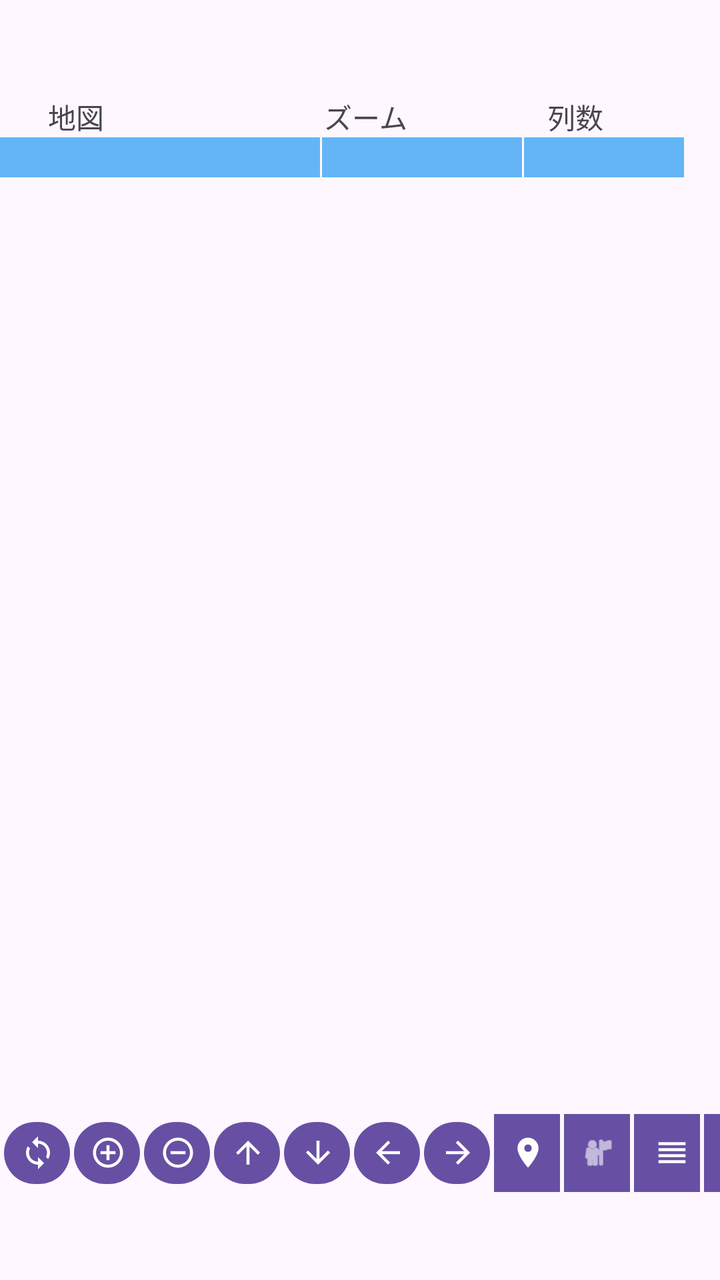
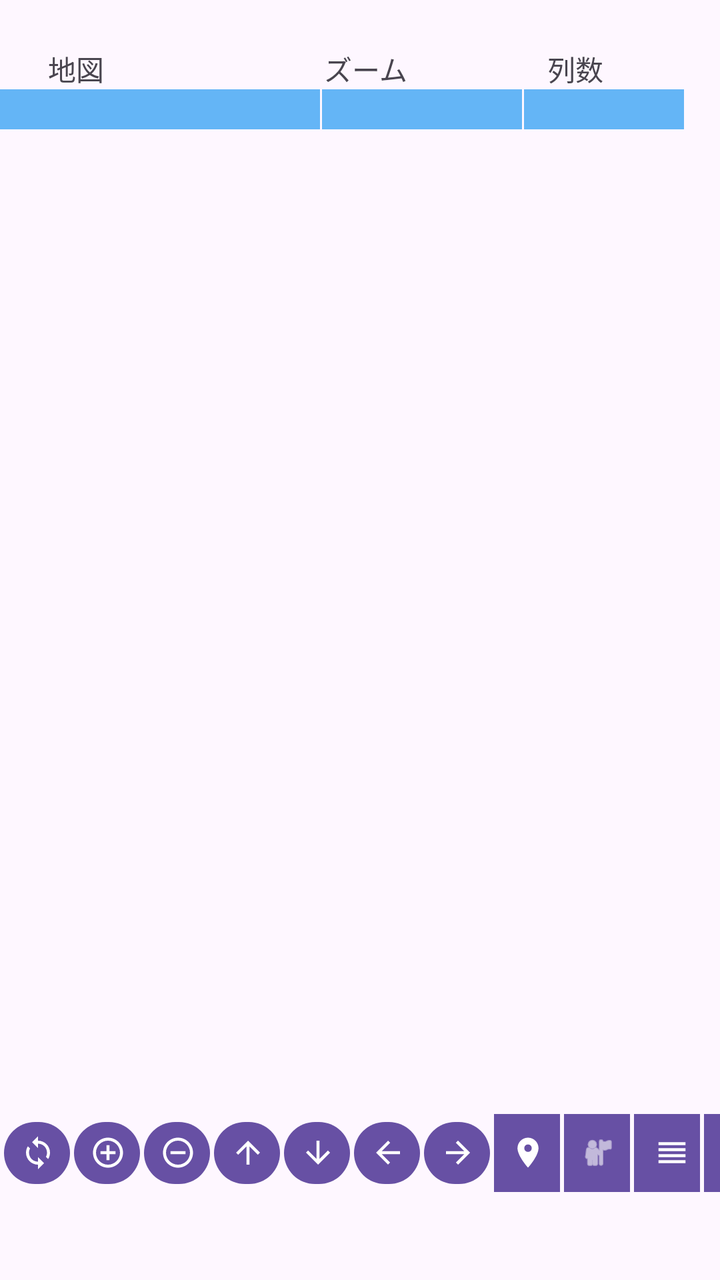

Compare the two renders of this Android layout. The source of the first and the diff that turns it into the second are given below.
<!-- AndroidManifest.xml: application theme Theme.MyApplication4 -->
<!-- res/layout/activity_main.xml -->
<?xml version="1.0" encoding="utf-8"?>
<androidx.constraintlayout.widget.ConstraintLayout xmlns:android="http://schemas.android.com/apk/res/android"
    xmlns:app="http://schemas.android.com/apk/res-auto"
    xmlns:tools="http://schemas.android.com/tools"
    android:id="@+id/main"
    android:layout_width="match_parent"
    android:layout_height="match_parent"
    tools:context=".MainActivity">

    <Button
        android:id="@+id/btClockInc"
        android:layout_width="33dp"
        android:layout_height="wrap_content"
        android:layout_marginStart="2dp"
        android:layout_marginBottom="44dp"
        android:background="#FFFFFF"
        android:insetLeft="0dp"
        android:minHeight="0dp"
        android:paddingLeft="8dp"
        android:paddingRight="0dp"
        app:icon="@drawable/ic_baseline_access_time_24"
        app:layout_constraintBottom_toBottomOf="parent"
        app:layout_constraintStart_toEndOf="@+id/btGpsTraceList" />

    <Button
        android:id="@+id/btGpsTraceList"
        android:layout_width="33dp"
        android:layout_height="wrap_content"
        android:layout_marginStart="2dp"
        android:layout_marginBottom="44dp"
        android:background="#FFFFFF"
        android:insetLeft="0dp"
        android:minHeight="0dp"
        android:paddingLeft="10dp"
        android:paddingRight="0dp"
        app:icon="@drawable/outline_reorder_24"
        app:layout_constraintBottom_toBottomOf="parent"
        app:layout_constraintStart_toEndOf="@+id/btMark" />

    <Button
        android:id="@+id/btMark"
        android:layout_width="33dp"
        android:layout_height="wrap_content"
        android:layout_marginStart="2dp"
        android:layout_marginBottom="44dp"
        android:background="#FFFFFF"
        android:minHeight="0dp"
        android:paddingLeft="8dp"
        android:paddingRight="0dp"
        app:icon="@android:drawable/ic_menu_myplaces"
        app:iconPadding="8dp"
        app:layout_constraintBottom_toBottomOf="parent"
        app:layout_constraintStart_toEndOf="@+id/btGpsOn" />

    <Button
        android:id="@+id/btGpsOn"
        android:layout_width="33dp"
        android:layout_height="wrap_content"
        android:layout_marginStart="2dp"
        android:layout_marginBottom="44dp"
        android:background="#E91E63"
        android:minHeight="0dp"
        android:paddingLeft="8dp"
        android:paddingRight="0dp"
        app:icon="@drawable/ic_baseline_location_on_24"
        app:layout_constraintBottom_toBottomOf="parent"
        app:layout_constraintStart_toEndOf="@+id/btMoveRight" />

    <Button
        android:id="@+id/btZoomDown"
        android:layout_width="33dp"
        android:layout_height="wrap_content"
        android:layout_marginStart="2dp"
        android:layout_marginBottom="44dp"
        android:minHeight="0dp"
        android:paddingLeft="8dp"
        android:paddingRight="0dp"
        app:icon="@drawable/ic_baseline_remove_circle_outline_24"
        app:layout_constraintBottom_toBottomOf="parent"
        app:layout_constraintStart_toEndOf="@+id/btZoomUp" />

    <Button
        android:id="@+id/btZoomUp"
        android:layout_width="33dp"
        android:layout_height="wrap_content"
        android:layout_marginStart="2dp"
        android:layout_marginBottom="44dp"
        android:minHeight="0dp"
        android:paddingLeft="8dp"
        android:paddingRight="0dp"
        app:icon="@drawable/ic_baseline_add_circle_outline_24"
        app:layout_constraintBottom_toBottomOf="parent"
        app:layout_constraintStart_toEndOf="@+id/btRedraw" />

    <Button
        android:id="@+id/btMoveRight"
        android:layout_width="33dp"
        android:layout_height="wrap_content"
        android:layout_marginStart="2dp"
        android:layout_marginBottom="44dp"
        android:minHeight="0dp"
        android:paddingLeft="8dp"
        android:paddingRight="0dp"
        app:icon="@drawable/ic_baseline_arrow_forward_24"
        app:layout_constraintBottom_toBottomOf="parent"
        app:layout_constraintStart_toEndOf="@+id/btMoveLeft" />

    <Button
        android:id="@+id/btMoveLeft"
        android:layout_width="33dp"
        android:layout_height="wrap_content"
        android:layout_marginStart="2dp"
        android:layout_marginBottom="44dp"
        android:minHeight="0dp"
        android:paddingLeft="8dp"
        android:paddingRight="0dp"
        app:icon="@drawable/ic_baseline_arrow_back_24"
        app:layout_constraintBottom_toBottomOf="parent"
        app:layout_constraintStart_toEndOf="@+id/btMoveDown" />

    <Button
        android:id="@+id/btMoveDown"
        android:layout_width="33dp"
        android:layout_height="wrap_content"
        android:layout_marginStart="2dp"
        android:layout_marginBottom="44dp"
        android:minHeight="0dp"
        android:paddingLeft="8dp"
        android:paddingRight="0dp"
        app:icon="@drawable/ic_baseline_arrow_downward_24"
        app:layout_constraintBottom_toBottomOf="parent"
        app:layout_constraintStart_toEndOf="@+id/btMoveUp" />

    <Button
        android:id="@+id/btMoveUp"
        android:layout_width="33dp"
        android:layout_height="wrap_content"
        android:layout_marginStart="2dp"
        android:layout_marginBottom="44dp"
        android:minHeight="0dp"
        android:paddingLeft="8dp"
        android:paddingRight="0dp"
        app:icon="@drawable/ic_baseline_arrow_upward_24"
        app:layout_constraintBottom_toBottomOf="parent"
        app:layout_constraintStart_toEndOf="@+id/btZoomDown" />

    <TextView
        android:id="@+id/textView"
        android:layout_width="wrap_content"
        android:layout_height="wrap_content"
        android:layout_marginStart="24dp"
        android:layout_marginTop="48dp"
        android:text="地図"
        app:layout_constraintStart_toStartOf="parent"
        app:layout_constraintTop_toTopOf="parent" />

    <TextView
        android:id="@+id/textView4"
        android:layout_width="wrap_content"
        android:layout_height="wrap_content"
        android:layout_marginStart="110dp"
        android:text="ズーム"
        app:layout_constraintStart_toEndOf="@+id/textView"
        app:layout_constraintTop_toTopOf="@+id/textView" />

    <TextView
        android:id="@+id/textView5"
        android:layout_width="wrap_content"
        android:layout_height="wrap_content"
        android:layout_marginStart="70dp"
        android:text="列数"
        app:layout_constraintStart_toEndOf="@+id/textView4"
        app:layout_constraintTop_toTopOf="@+id/textView4" />

    <Spinner
        android:id="@+id/spMapType"
        android:layout_width="160dp"
        android:layout_height="20dp"
        android:background="#64B5F6"
        app:layout_constraintStart_toStartOf="parent"
        app:layout_constraintTop_toBottomOf="@+id/textView" />

    <Spinner
        android:id="@+id/spZoomLevel"
        android:layout_width="100dp"
        android:layout_height="20dp"
        android:layout_marginStart="1dp"
        android:background="#64B5F6"
        app:layout_constraintStart_toEndOf="@+id/spMapType"
        app:layout_constraintTop_toBottomOf="@+id/textView4" />

    <Spinner
        android:id="@+id/spColCount"
        android:layout_width="80dp"
        android:layout_height="20dp"
        android:layout_marginStart="1dp"
        android:background="#64B5F6"
        app:layout_constraintStart_toEndOf="@+id/spZoomLevel"
        app:layout_constraintTop_toBottomOf="@+id/textView5" />

    <Button
        android:id="@+id/btRedraw"
        android:layout_width="33dp"
        android:layout_height="wrap_content"
        android:layout_marginStart="2dp"
        android:layout_marginBottom="44dp"
        android:minHeight="0dp"
        android:paddingLeft="8dp"
        android:paddingRight="0dp"
        app:icon="@drawable/ic_baseline_sync_24"
        app:layout_constraintBottom_toBottomOf="parent"
        app:layout_constraintStart_toStartOf="parent" />

    <LinearLayout
        android:id="@+id/linearLayoutMap"
        android:layout_width="0dp"
        android:layout_height="0dp"
        android:orientation="vertical"
        app:layout_constraintBottom_toTopOf="@+id/btRedraw"
        app:layout_constraintEnd_toEndOf="parent"
        app:layout_constraintStart_toStartOf="parent"
        app:layout_constraintTop_toBottomOf="@+id/spMapType">

    </LinearLayout>

</androidx.constraintlayout.widget.ConstraintLayout>
<!-- resources referenced by this layout -->
<resources>
  <!-- drawable ic_baseline_arrow_back_24 (drawable) -->
  <vector xmlns:android="http://schemas.android.com/apk/res/android"
      android:width="24dp"
      android:height="24dp"
      android:viewportWidth="24"
      android:viewportHeight="24"
      android:tint="?attr/colorControlNormal"
      android:autoMirrored="true">
    <path
        android:fillColor="@android:color/white"
        android:pathData="M20,11H7.83l5.59,-5.59L12,4l-8,8 8,8 1.41,-1.41L7.83,13H20v-2z"/>
  </vector>
  <!-- drawable ic_baseline_arrow_downward_24 (drawable) -->
  <vector xmlns:android="http://schemas.android.com/apk/res/android"
      android:width="24dp"
      android:height="24dp"
      android:viewportWidth="24"
      android:viewportHeight="24"
      android:tint="?attr/colorControlNormal">
    <path
        android:fillColor="@android:color/white"
        android:pathData="M20,12l-1.41,-1.41L13,16.17V4h-2v12.17l-5.58,-5.59L4,12l8,8 8,-8z"/>
  </vector>
  <!-- drawable ic_baseline_arrow_forward_24 (drawable) -->
  <vector xmlns:android="http://schemas.android.com/apk/res/android"
      android:width="24dp"
      android:height="24dp"
      android:viewportWidth="24"
      android:viewportHeight="24"
      android:tint="?attr/colorControlNormal"
      android:autoMirrored="true">
    <path
        android:fillColor="@android:color/white"
        android:pathData="M12,4l-1.41,1.41L16.17,11H4v2h12.17l-5.58,5.59L12,20l8,-8z"/>
  </vector>
  <!-- drawable ic_baseline_arrow_upward_24 (drawable) -->
  <vector xmlns:android="http://schemas.android.com/apk/res/android"
      android:width="24dp"
      android:height="24dp"
      android:viewportWidth="24"
      android:viewportHeight="24"
      android:tint="?attr/colorControlNormal">
    <path
        android:fillColor="@android:color/white"
        android:pathData="M4,12l1.41,1.41L11,7.83V20h2V7.83l5.58,5.59L20,12l-8,-8 -8,8z"/>
  </vector>
  <!-- drawable ic_baseline_location_on_24 (drawable) -->
  <vector xmlns:android="http://schemas.android.com/apk/res/android"
      android:width="24dp"
      android:height="24dp"
      android:viewportWidth="24"
      android:viewportHeight="24"
      android:tint="?attr/colorControlNormal">
    <path
        android:fillColor="@android:color/white"
        android:pathData="M12,2C8.13,2 5,5.13 5,9c0,5.25 7,13 7,13s7,-7.75 7,-13c0,-3.87 -3.13,-7 -7,-7zM12,11.5c-1.38,0 -2.5,-1.12 -2.5,-2.5s1.12,-2.5 2.5,-2.5 2.5,1.12 2.5,2.5 -1.12,2.5 -2.5,2.5z"/>
  </vector>
  <!-- drawable ic_baseline_remove_circle_outline_24 (drawable) -->
  <vector xmlns:android="http://schemas.android.com/apk/res/android"
      android:width="24dp"
      android:height="24dp"
      android:viewportWidth="24"
      android:viewportHeight="24"
      android:tint="?attr/colorControlNormal">
    <path
        android:fillColor="@android:color/white"
        android:pathData="M7,11v2h10v-2L7,11zM12,2C6.48,2 2,6.48 2,12s4.48,10 10,10 10,-4.48 10,-10S17.52,2 12,2zM12,20c-4.41,0 -8,-3.59 -8,-8s3.59,-8 8,-8 8,3.59 8,8 -3.59,8 -8,8z"/>
  </vector>
  <!-- drawable outline_reorder_24 (drawable) -->
  <vector xmlns:android="http://schemas.android.com/apk/res/android" android:height="24dp" android:tint="#000000" android:viewportHeight="960" android:viewportWidth="960" android:width="24dp">
        
      <path android:fillColor="@android:color/white" android:pathData="M120,760L120,680L840,680L840,760L120,760ZM120,600L120,520L840,520L840,600L120,600ZM120,440L120,360L840,360L840,440L120,440ZM120,280L120,200L840,200L840,280L120,280Z"/>
      
  </vector>
  <style name="Theme.MyApplication4" parent="Base.Theme.MyApplication4" />
  <style name="Base.Theme.MyApplication4" parent="Theme.Material3.DayNight">
          
          
      </style>
  <!-- unchanged entries left out for length: 3 -->
</resources>

<!-- the commit's change to res/layout/activity_main.xml (unified diff, before → after) -->
@@ -149,7 +149,7 @@
         android:layout_width="wrap_content"
         android:layout_height="wrap_content"
         android:layout_marginStart="24dp"
-        android:layout_marginTop="48dp"
+        android:layout_marginTop="24dp"
         android:text="地図"
         app:layout_constraintStart_toStartOf="parent"
         app:layout_constraintTop_toTopOf="parent" />
